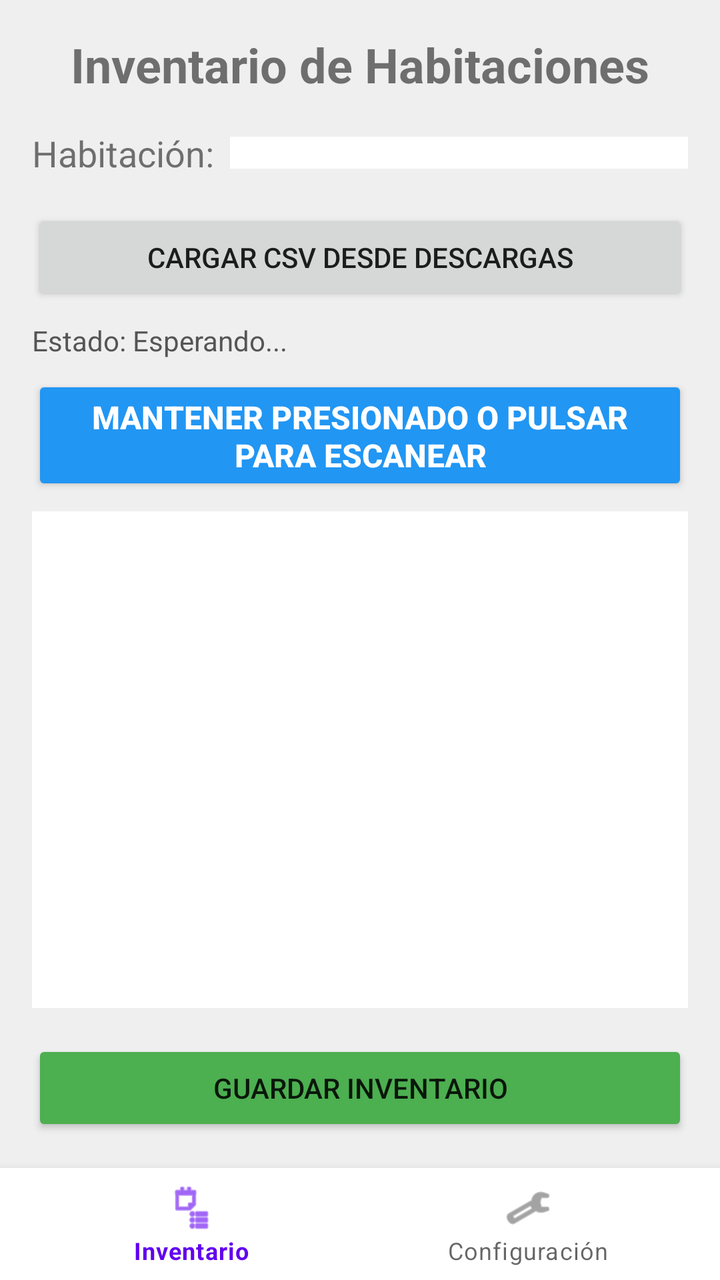
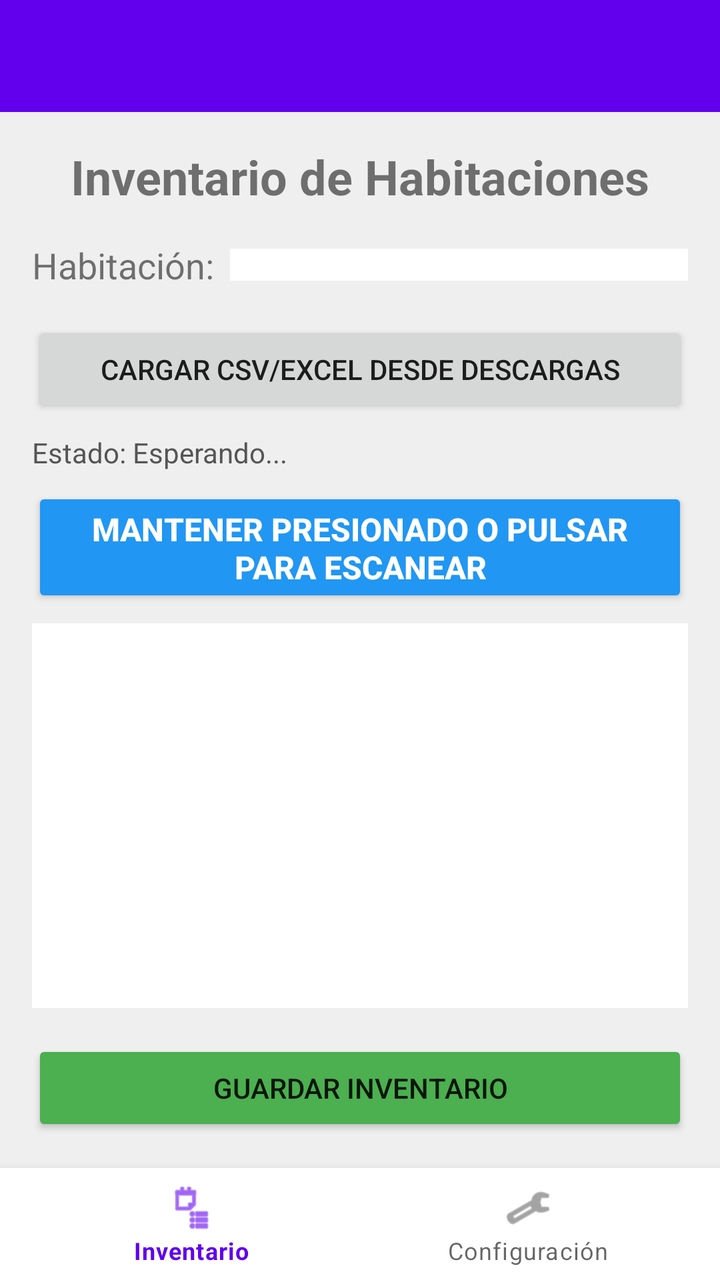

Screens rendered from an Android XML layout before and after an edit, with the pre-edit source and the edit as a unified diff.
<!-- AndroidManifest.xml: activity theme Theme.UHFG.NoActionBar -->
<!-- res/layout/activity_room_inventory.xml -->
<?xml version="1.0" encoding="utf-8"?>
<RelativeLayout xmlns:android="http://schemas.android.com/apk/res/android"
    xmlns:app="http://schemas.android.com/apk/res-auto"
    android:layout_width="match_parent"
    android:layout_height="match_parent"
    android:background="#EFEFEF">

    <FrameLayout
        android:layout_width="match_parent"
        android:layout_height="match_parent"
        android:layout_above="@+id/bottom_navigation">

        
        <LinearLayout
            android:id="@+id/layout_inventory"
            android:layout_width="match_parent"
            android:layout_height="match_parent"
            android:orientation="vertical"
            android:padding="16dp">

            <TextView
                android:layout_width="wrap_content"
                android:layout_height="wrap_content"
                android:text="Inventario de Habitaciones"
                android:textSize="24sp"
                android:textStyle="bold"
                android:layout_gravity="center"
                android:layout_marginBottom="16dp"/>

            <LinearLayout
                android:layout_width="match_parent"
                android:layout_height="wrap_content"
                android:orientation="horizontal"
                android:gravity="center_vertical"
                android:layout_marginBottom="16dp">

                <TextView
                    android:layout_width="wrap_content"
                    android:layout_height="wrap_content"
                    android:text="Habitación:"
                    android:textSize="18sp"
                    android:layout_marginEnd="8dp"/>

                <Spinner
                    android:id="@+id/spinner_rooms"
                    android:layout_width="0dp"
                    android:layout_height="wrap_content"
                    android:layout_weight="1"
                    android:background="#FFFFFF"
                    android:padding="8dp"/>
            </LinearLayout>

            <Button
                android:id="@+id/btn_load_csv"
                android:layout_width="match_parent"
                android:layout_height="wrap_content"
                android:text="Cargar CSV desde Descargas"
                android:layout_marginBottom="8dp"/>

            <TextView
                android:id="@+id/tv_status"
                android:layout_width="match_parent"
                android:layout_height="wrap_content"
                android:text="Estado: Esperando..."
                android:textColor="#555555"
                android:layout_marginBottom="8dp"/>

            <Button
                android:id="@+id/btn_scan"
                android:layout_width="match_parent"
                android:layout_height="60dp"
                android:text="MANTENER PRESIONADO O PULSAR PARA ESCANEAR"
                android:backgroundTint="#2196F3"
                android:textColor="#FFFFFF"
                android:textStyle="bold"
                android:textSize="16sp"
                android:layout_marginBottom="8dp"/>

            <androidx.recyclerview.widget.RecyclerView
                android:id="@+id/rv_equipment"
                android:layout_width="match_parent"
                android:layout_height="0dp"
                android:layout_weight="1"
                android:background="#FFFFFF"
                android:padding="4dp"/>

            <Button
                android:id="@+id/btn_save_inventory"
                android:layout_width="match_parent"
                android:layout_height="wrap_content"
                android:text="Guardar Inventario"
                android:layout_marginTop="16dp"
                android:backgroundTint="#4CAF50"/>
        </LinearLayout>

        
        <LinearLayout
            android:id="@+id/layout_settings"
            android:layout_width="match_parent"
            android:layout_height="match_parent"
            android:orientation="vertical"
            android:padding="16dp"
            android:visibility="gone">

            <TextView
                android:layout_width="wrap_content"
                android:layout_height="wrap_content"
                android:text="Configuración"
                android:textSize="24sp"
                android:textStyle="bold"
                android:layout_gravity="center"
                android:layout_marginBottom="32dp"/>

            <TextView
                android:layout_width="match_parent"
                android:layout_height="wrap_content"
                android:text="Potencia de Lectura/Escritura"
                android:textSize="18sp"
                android:textStyle="bold"
                android:layout_marginBottom="8dp"/>

            <TextView
                android:id="@+id/tv_power_value"
                android:layout_width="match_parent"
                android:layout_height="wrap_content"
                android:text="30 dBm"
                android:textSize="16sp"
                android:textColor="#555555"
                android:gravity="center"
                android:layout_marginBottom="8dp"/>

            <SeekBar
                android:id="@+id/seekbar_power"
                android:layout_width="match_parent"
                android:layout_height="wrap_content"
                android:max="28"
                android:progress="25"
                android:layout_marginBottom="32dp"/>

            <Button
                android:id="@+id/btn_save_settings"
                android:layout_width="match_parent"
                android:layout_height="60dp"
                android:text="Guardar Configuración"
                android:backgroundTint="#FF9800"
                android:textColor="#FFFFFF"
                android:textStyle="bold"
                android:textSize="16sp"/>

        </LinearLayout>

    </FrameLayout>

    <com.google.android.material.bottomnavigation.BottomNavigationView
        android:id="@+id/bottom_navigation"
        android:layout_width="match_parent"
        android:layout_height="wrap_content"
        android:layout_alignParentBottom="true"
        app:menu="@menu/bottom_nav_menu"
        android:background="#FFFFFF"/>

</RelativeLayout>
<!-- resources referenced by this layout -->
<resources>
  <style name="Theme.UHFG.NoActionBar">
          <item name="windowActionBar">false</item>
          <item name="windowNoTitle">true</item>
      </style>
</resources>

<!-- the commit's change to res/layout/activity_room_inventory.xml (unified diff, before → after) -->
@@ -1,162 +1,287 @@
 <?xml version="1.0" encoding="utf-8"?>
-<RelativeLayout xmlns:android="http://schemas.android.com/apk/res/android"
+<androidx.drawerlayout.widget.DrawerLayout xmlns:android="http://schemas.android.com/apk/res/android"
     xmlns:app="http://schemas.android.com/apk/res-auto"
+    android:id="@+id/drawer_layout"
     android:layout_width="match_parent"
     android:layout_height="match_parent"
-    android:background="#EFEFEF">
-
-    <FrameLayout
+    android:fitsSystemWindows="true">
+
+    
+    <LinearLayout
         android:layout_width="match_parent"
         android:layout_height="match_parent"
-        android:layout_above="@+id/bottom_navigation">
+        android:orientation="vertical">
 
         
-        <LinearLayout
-            android:id="@+id/layout_inventory"
+        <androidx.appcompat.widget.Toolbar
+            android:id="@+id/toolbar"
+            android:layout_width="match_parent"
+            android:layout_height="?attr/actionBarSize"
+            android:background="?attr/colorPrimary"
+            android:theme="@style/ThemeOverlay.AppCompat.Dark.ActionBar"
+            app:popupTheme="@style/ThemeOverlay.AppCompat.Light"/>
+
+        <RelativeLayout
             android:layout_width="match_parent"
             android:layout_height="match_parent"
-            android:orientation="vertical"
-            android:padding="16dp">
-
-            <TextView
-                android:layout_width="wrap_content"
-                android:layout_height="wrap_content"
-                android:text="Inventario de Habitaciones"
-                android:textSize="24sp"
-                android:textStyle="bold"
-                android:layout_gravity="center"
-                android:layout_marginBottom="16dp"/>
-
-            <LinearLayout
+            android:background="#EFEFEF">
+
+            <FrameLayout
+                android:layout_width="match_parent"
+                android:layout_height="match_parent"
+                android:layout_above="@+id/bottom_navigation">
+
+                
+                <LinearLayout
+                    android:id="@+id/layout_inventory"
+                    android:layout_width="match_parent"
+                    android:layout_height="match_parent"
+                    android:orientation="vertical"
+                    android:padding="16dp">
+
+                    <TextView
+                        android:layout_width="wrap_content"
+                        android:layout_height="wrap_content"
+                        android:text="Inventario de Habitaciones"
+                        android:textSize="24sp"
+                        android:textStyle="bold"
+                        android:layout_gravity="center"
+                        android:layout_marginBottom="16dp"/>
+
+                    <LinearLayout
+                        android:layout_width="match_parent"
+                        android:layout_height="wrap_content"
+                        android:orientation="horizontal"
+                        android:gravity="center_vertical"
+                        android:layout_marginBottom="16dp">
+
+                        <TextView
+                            android:layout_width="wrap_content"
+                            android:layout_height="wrap_content"
+                            android:text="Habitación:"
+                            android:textSize="18sp"
+                            android:layout_marginEnd="8dp"/>
+
+                        <Spinner
+                            android:id="@+id/spinner_rooms"
+                            android:layout_width="0dp"
+                            android:layout_height="wrap_content"
+                            android:layout_weight="1"
+                            android:background="#FFFFFF"
+                            android:padding="8dp"/>
+                    </LinearLayout>
+
+                    <Button
+                        android:id="@+id/btn_load_csv"
+                        android:layout_width="match_parent"
+                        android:layout_height="wrap_content"
+                        android:text="Cargar CSV/Excel desde Descargas"
+                        android:layout_marginBottom="8dp"/>
+
+                    <TextView
+                        android:id="@+id/tv_status"
+                        android:layout_width="match_parent"
+                        android:layout_height="wrap_content"
+                        android:text="Estado: Esperando..."
+                        android:textColor="#555555"
+                        android:layout_marginBottom="8dp"/>
+
+                    <Button
+                        android:id="@+id/btn_scan"
+                        android:layout_width="match_parent"
+                        android:layout_height="60dp"
+                        android:text="MANTENER PRESIONADO O PULSAR PARA ESCANEAR"
+                        android:backgroundTint="#2196F3"
+                        android:textColor="#FFFFFF"
+                        android:textStyle="bold"
+                        android:textSize="16sp"
+                        android:layout_marginBottom="8dp"/>
+
+                    <androidx.recyclerview.widget.RecyclerView
+                        android:id="@+id/rv_equipment"
+                        android:layout_width="match_parent"
+                        android:layout_height="0dp"
+                        android:layout_weight="1"
+                        android:background="#FFFFFF"
+                        android:padding="4dp"/>
+
+                    <Button
+                        android:id="@+id/btn_save_inventory"
+                        android:layout_width="match_parent"
+                        android:layout_height="wrap_content"
+                        android:text="Guardar Inventario"
+                        android:layout_marginTop="16dp"
+                        android:backgroundTint="#4CAF50"/>
+                </LinearLayout>
+
+                
+                <LinearLayout
+                    android:id="@+id/layout_settings"
+                    android:layout_width="match_parent"
+                    android:layout_height="match_parent"
+                    android:orientation="vertical"
+                    android:padding="16dp"
+                    android:visibility="gone">
+
+                    <TextView
+                        android:layout_width="wrap_content"
+                        android:layout_height="wrap_content"
+                        android:text="Configuración"
+                        android:textSize="24sp"
+                        android:textStyle="bold"
+                        android:layout_gravity="center"
+                        android:layout_marginBottom="32dp"/>
+
+                    <TextView
+                        android:layout_width="match_parent"
+                        android:layout_height="wrap_content"
+                        android:text="Potencia de Lectura/Escritura"
+                        android:textSize="18sp"
+                        android:textStyle="bold"
+                        android:layout_marginBottom="8dp"/>
+
+                    <TextView
+                        android:id="@+id/tv_power_value"
+                        android:layout_width="match_parent"
+                        android:layout_height="wrap_content"
+                        android:text="30 dBm"
+                        android:textSize="16sp"
+                        android:textColor="#555555"
+                        android:gravity="center"
+                        android:layout_marginBottom="8dp"/>
+
+                    <SeekBar
+                        android:id="@+id/seekbar_power"
+                        android:layout_width="match_parent"
+                        android:layout_height="wrap_content"
+                        android:max="28"
+                        android:progress="25"
+                        android:layout_marginBottom="32dp"/>
+
+                    <Button
+                        android:id="@+id/btn_save_settings"
+                        android:layout_width="match_parent"
+                        android:layout_height="60dp"
+                        android:text="Guardar Configuración"
+                        android:backgroundTint="#FF9800"
+                        android:textColor="#FFFFFF"
+                        android:textStyle="bold"
+                        android:textSize="16sp"/>
+
+                </LinearLayout>
+
+                
+                <include layout="@layout/layout_find_mode" />
+
+            </FrameLayout>
+
+            
+            <com.google.android.material.bottomnavigation.BottomNavigationView
+                android:id="@+id/bottom_navigation"
                 android:layout_width="match_parent"
                 android:layout_height="wrap_content"
-                android:orientation="horizontal"
-                android:gravity="center_vertical"
-                android:layout_marginBottom="16dp">
-
-                <TextView
-                    android:layout_width="wrap_content"
-                    android:layout_height="wrap_content"
-                    android:text="Habitación:"
-                    android:textSize="18sp"
-                    android:layout_marginEnd="8dp"/>
-
-                <Spinner
-                    android:id="@+id/spinner_rooms"
-                    android:layout_width="0dp"
-                    android:layout_height="wrap_content"
-                    android:layout_weight="1"
-                    android:background="#FFFFFF"
-                    android:padding="8dp"/>
-            </LinearLayout>
-
-            <Button
-                android:id="@+id/btn_load_csv"
-                android:layout_width="match_parent"
-                android:layout_height="wrap_content"
-                android:text="Cargar CSV desde Descargas"
-                android:layout_marginBottom="8dp"/>
-
-            <TextView
-                android:id="@+id/tv_status"
-                android:layout_width="match_parent"
-                android:layout_height="wrap_content"
-                android:text="Estado: Esperando..."
-                android:textColor="#555555"
-                android:layout_marginBottom="8dp"/>
-
-            <Button
-                android:id="@+id/btn_scan"
-                android:layout_width="match_parent"
-                android:layout_height="60dp"
-                android:text="MANTENER PRESIONADO O PULSAR PARA ESCANEAR"
-                android:backgroundTint="#2196F3"
-                android:textColor="#FFFFFF"
-                android:textStyle="bold"
-                android:textSize="16sp"
-                android:layout_marginBottom="8dp"/>
-
-            <androidx.recyclerview.widget.RecyclerView
-                android:id="@+id/rv_equipment"
-                android:layout_width="match_parent"
-                android:layout_height="0dp"
-                android:layout_weight="1"
-                android:background="#FFFFFF"
-                android:padding="4dp"/>
-
-            <Button
-                android:id="@+id/btn_save_inventory"
-                android:layout_width="match_parent"
-                android:layout_height="wrap_content"
-                android:text="Guardar Inventario"
-                android:layout_marginTop="16dp"
-                android:backgroundTint="#4CAF50"/>
-        </LinearLayout>
-
-        
-        <LinearLayout
-            android:id="@+id/layout_settings"
-            android:layout_width="match_parent"
-            android:layout_height="match_parent"
-            android:orientation="vertical"
-            android:padding="16dp"
-            android:visibility="gone">
-
-            <TextView
-                android:layout_width="wrap_content"
-                android:layout_height="wrap_content"
-                android:text="Configuración"
-                android:textSize="24sp"
-                android:textStyle="bold"
-                android:layout_gravity="center"
-                android:layout_marginBottom="32dp"/>
-
-            <TextView
-                android:layout_width="match_parent"
-                android:layout_height="wrap_content"
-                android:text="Potencia de Lectura/Escritura"
-                android:textSize="18sp"
-                android:textStyle="bold"
-                android:layout_marginBottom="8dp"/>
-
-            <TextView
-                android:id="@+id/tv_power_value"
-                android:layout_width="match_parent"
-                android:layout_height="wrap_content"
-                android:text="30 dBm"
-                android:textSize="16sp"
-                android:textColor="#555555"
-                android:gravity="center"
-                android:layout_marginBottom="8dp"/>
-
-            <SeekBar
-                android:id="@+id/seekbar_power"
-                android:layout_width="match_parent"
-                android:layout_height="wrap_content"
-                android:max="28"
-                android:progress="25"
-                android:layout_marginBottom="32dp"/>
-
-            <Button
-                android:id="@+id/btn_save_settings"
-                android:layout_width="match_parent"
-                android:layout_height="60dp"
-                android:text="Guardar Configuración"
-                android:backgroundTint="#FF9800"
-                android:textColor="#FFFFFF"
-                android:textStyle="bold"
-                android:textSize="16sp"/>
-
-        </LinearLayout>
-
-    </FrameLayout>
-
-    <com.google.android.material.bottomnavigation.BottomNavigationView
-        android:id="@+id/bottom_navigation"
-        android:layout_width="match_parent"
-        android:layout_height="wrap_content"
-        android:layout_alignParentBottom="true"
-        app:menu="@menu/bottom_nav_menu"
-        android:background="#FFFFFF"/>
-
-</RelativeLayout>
+                android:layout_alignParentBottom="true"
+                app:menu="@menu/bottom_nav_menu"
+                android:background="#FFFFFF"/>
+
+        </RelativeLayout>
+    </LinearLayout>
+
+    
+    <com.google.android.material.navigation.NavigationView
+        android:id="@+id/nav_view"
+        android:layout_width="wrap_content"
+        android:layout_height="match_parent"
+        android:layout_gravity="start"
+        android:fitsSystemWindows="true"
+        app:menu="@menu/drawer_menu" />
+
+</androidx.drawerlayout.widget.DrawerLayout>
+<!-- res/layout/layout_find_mode.xml (included above) -->
+<?xml version="1.0" encoding="utf-8"?>
+<LinearLayout xmlns:android="http://schemas.android.com/apk/res/android"
+    android:id="@+id/layout_find"
+    android:layout_width="match_parent"
+    android:layout_height="match_parent"
+    android:orientation="vertical"
+    android:padding="16dp"
+    android:visibility="gone"
+    android:background="#EFEFEF">
+
+    <TextView
+        android:layout_width="wrap_content"
+        android:layout_height="wrap_content"
+        android:text="Modo Búsqueda"
+        android:textSize="24sp"
+        android:textStyle="bold"
+        android:layout_gravity="center"
+        android:layout_marginBottom="16dp"/>
+
+    <LinearLayout
+        android:layout_width="match_parent"
+        android:layout_height="wrap_content"
+        android:orientation="horizontal"
+        android:gravity="center_vertical"
+        android:layout_marginBottom="16dp">
+
+        <EditText
+            android:id="@+id/et_target_epc"
+            android:layout_width="0dp"
+            android:layout_height="wrap_content"
+            android:layout_weight="1"
+            android:hint="Ingrese o pegue el EPC a buscar"
+            android:background="#FFFFFF"
+            android:padding="12dp"
+            android:textSize="16sp"/>
+
+        <Button
+            android:id="@+id/btn_set_target"
+            android:layout_width="wrap_content"
+            android:layout_height="wrap_content"
+            android:text="Fijar"
+            android:layout_marginStart="8dp"
+            android:backgroundTint="#2196F3"/>
+    </LinearLayout>
+
+    <TextView
+        android:id="@+id/tv_target_epc_display"
+        android:layout_width="match_parent"
+        android:layout_height="wrap_content"
+        android:text="Objetivo: Ninguno"
+        android:textColor="#555555"
+        android:textStyle="bold"
+        android:gravity="center"
+        android:layout_marginBottom="32dp"/>
+
+    
+    <ImageView
+        android:id="@+id/iv_wifi_radar"
+        android:layout_width="200dp"
+        android:layout_height="200dp"
+        android:layout_gravity="center"
+        android:src="@drawable/ic_wifi"
+        android:tint="#CCCCCC"
+        android:layout_marginBottom="16dp"/>
+
+    <TextView
+        android:id="@+id/tv_signal_percentage"
+        android:layout_width="match_parent"
+        android:layout_height="wrap_content"
+        android:text="0%"
+        android:textSize="48sp"
+        android:textStyle="bold"
+        android:gravity="center"
+        android:textColor="#333333"
+        android:layout_marginBottom="32dp"/>
+
+    <Button
+        android:id="@+id/btn_scan_find"
+        android:layout_width="match_parent"
+        android:layout_height="60dp"
+        android:text="MANTENER PRESIONADO O PULSAR PARA BUSCAR"
+        android:backgroundTint="#FF5722"
+        android:textColor="#FFFFFF"
+        android:textStyle="bold"
+        android:textSize="16sp"/>
+
+</LinearLayout>
<!-- resource entries referenced after the edit -->
@@ -1,5 +1,15 @@
 <!-- resources referenced by this layout -->
 <resources>
+  <!-- drawable ic_wifi (drawable) -->
+  <vector xmlns:android="http://schemas.android.com/apk/res/android"
+      android:width="24dp"
+      android:height="24dp"
+      android:viewportWidth="24"
+      android:viewportHeight="24">
+      <path
+          android:fillColor="#FF000000"
+          android:pathData="M12,21L23.6,6.6C23.1,6.2 18.6,3 12,3C5.4,3 0.9,6.2 0.4,6.6L12,21l0,0l0,0z"/>
+  </vector>
   <style name="Theme.UHFG.NoActionBar">
           <item name="windowActionBar">false</item>
           <item name="windowNoTitle">true</item>
